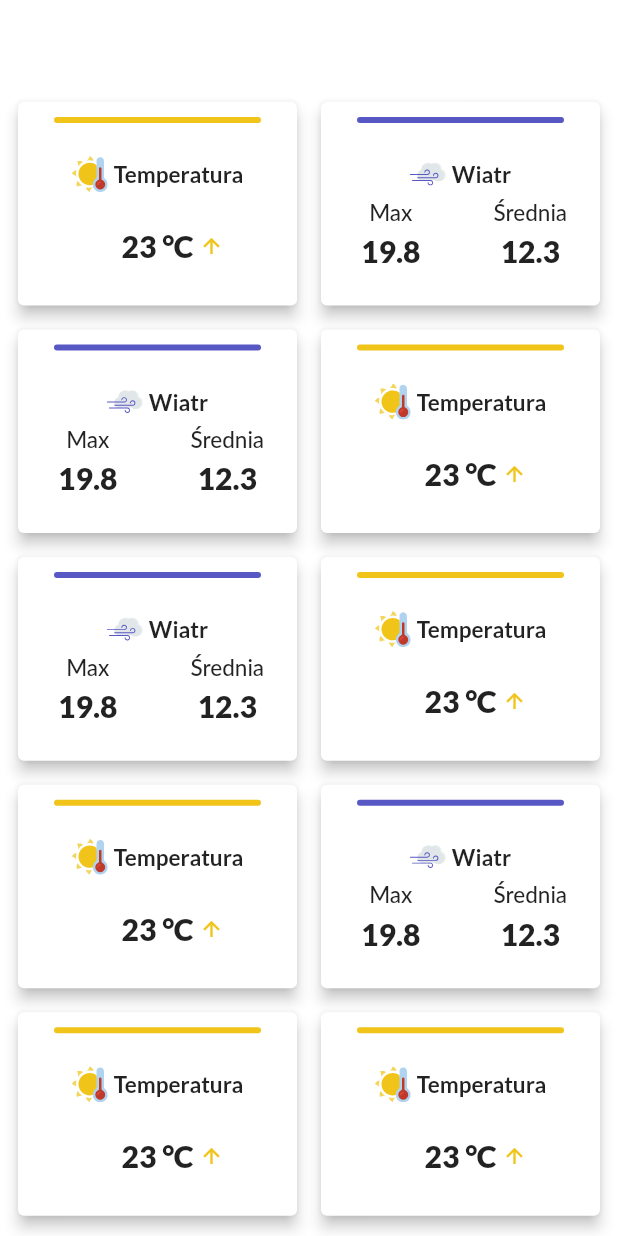
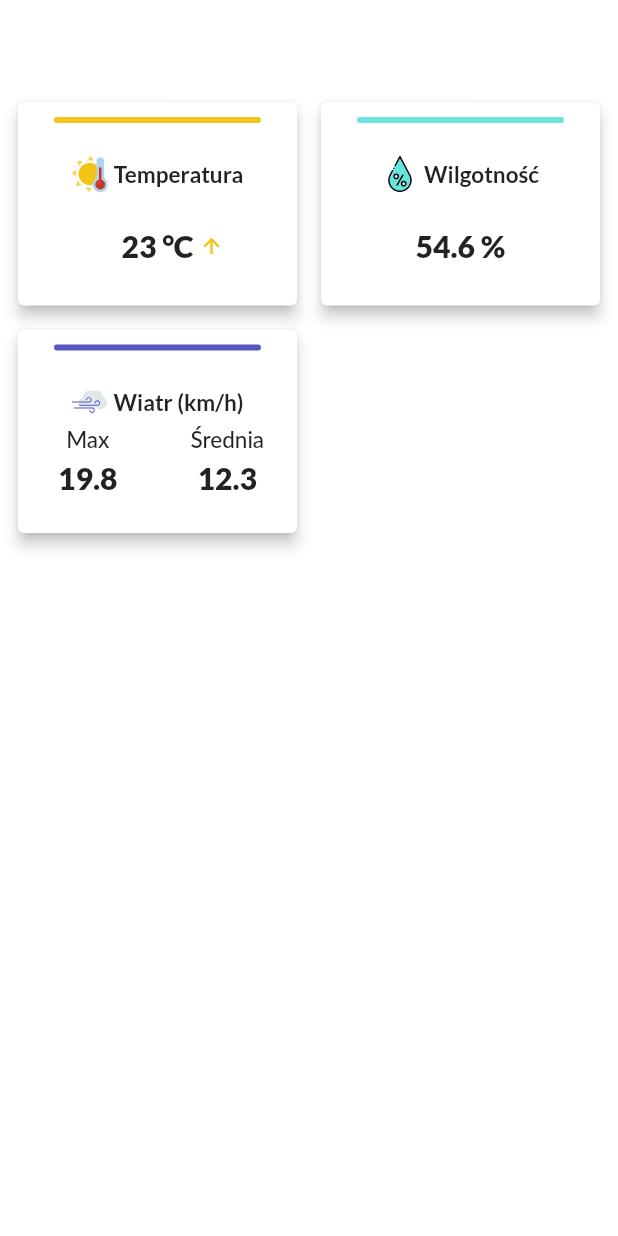
Before and after one commit to PiotrLepa/weather-station-client, a Flutter app: the screen it shows after launch, on a phone screen of 412 x 824 dp. Run offline on Flutter 3.47's test engine with Material 2 defaults, Android fonts, the light colour scheme and no system bars; our stand-ins replace auto_route, dio, flushbar, flutter_bloc, flutter_svg, freezed_annotation and 4 more; missing offline and left inert: data_connection_checker; generated files the repository leaves out were written again.

Commit message:
create humidity card

```diff
--- a/lib/presentation/home_screen.dart
+++ b/lib/presentation/home_screen.dart
@@ -1,4 +1,5 @@
 import 'package:flutter/material.dart';
+import 'package:weather_station/presentation/humidity_card.dart';
 import 'package:weather_station/presentation/temperature_card.dart';
 import 'package:weather_station/presentation/wind_card.dart';
 
@@ -25,15 +26,8 @@ class _HomeScreenState extends State<HomeScreen> {
           crossAxisCount: 2,
           children: [
             TemperatureCard(),
+            HumidityCard(),
             WindCard(),
-            WindCard(),
-            TemperatureCard(),
-            WindCard(),
-            TemperatureCard(),
-            TemperatureCard(),
-            WindCard(),
-            TemperatureCard(),
-            TemperatureCard(),
           ],
         ),
       ),
--- /dev/null
+++ b/lib/presentation/humidity_card.dart
@@ -0,0 +1,52 @@
+import 'package:flutter/cupertino.dart';
+import 'package:flutter/material.dart';
+import 'package:flutter_svg/flutter_svg.dart';
+import 'package:weather_station/presentation/rounded_divider.dart';
+
+class HumidityCard extends StatelessWidget {
+  @override
+  Widget build(BuildContext context) {
+    return Card(
+      elevation: 4,
+      child: Column(
+        children: [
+          RoundedDivider(
+            color: Color(0xff67e4dc),
+            height: 24,
+            indent: 24,
+            endIndent: 24,
+            thickness: 4,
+            radius: 12,
+          ),
+          SizedBox(height: 12),
+          Row(
+            mainAxisAlignment: MainAxisAlignment.center,
+            children: [
+              SvgPicture.asset(
+                'assets/icons/humidity.svg',
+                width: 24,
+                height: 24,
+              ),
+              SizedBox(width: 4),
+              Text(
+                "Wilgotność",
+                style: TextStyle(
+                  fontSize: 15,
+                  fontWeight: FontWeight.w700,
+                ),
+              ),
+            ],
+          ),
+          SizedBox(height: 24),
+          Text(
+            '54.6 %',
+            style: TextStyle(
+              fontSize: 20,
+              fontWeight: FontWeight.w900,
+            ),
+          ),
+        ],
+      ),
+    );
+  }
+}
--- a/lib/presentation/wind_card.dart
+++ b/lib/presentation/wind_card.dart
@@ -28,7 +28,7 @@ class WindCard extends StatelessWidget {
               ),
               SizedBox(width: 4),
               Text(
-                "Wiatr",
+                "Wiatr (km/h)",
                 style: TextStyle(
                   fontSize: 15,
                   fontWeight: FontWeight.w700,
```
Also changed, not shown: assets/icons/humidity.svg (added).
